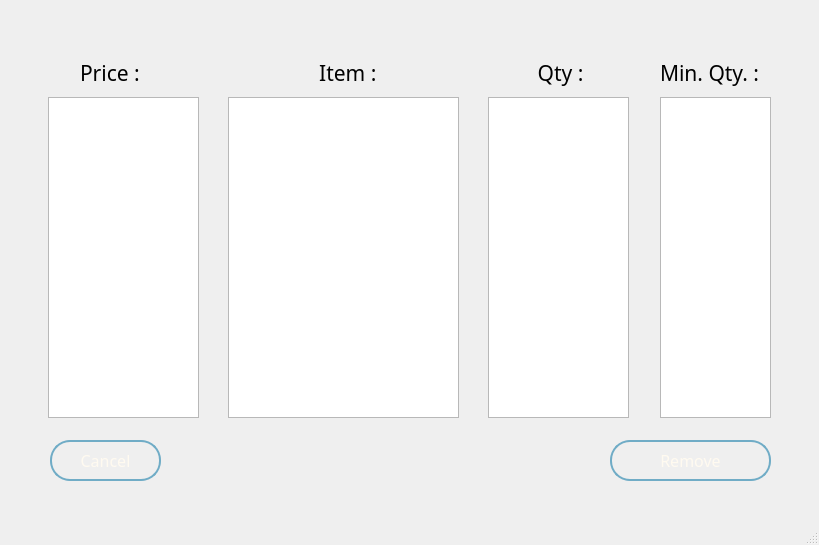
This is curr_inven.ui in Dharmraj06/woc7.0-python-gui-restaurant-management as Qt 5 draws it before an edit. The edited form follows.
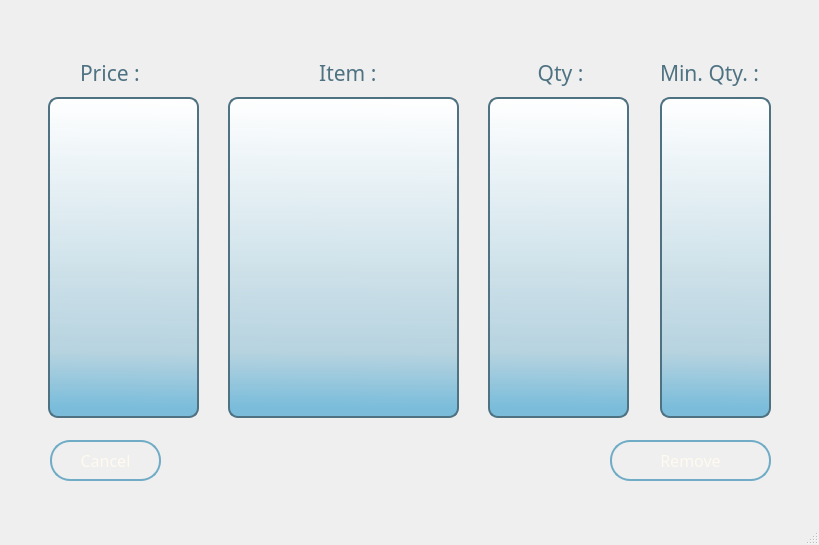
This is the edited form. Icons and pictures are not drawn.

Patch:
```diff
--- a/curr_inven.ui
+++ b/curr_inven.ui
@@ -27,6 +27,20 @@
       <height>321</height>
      </rect>
     </property>
+    <property name="font">
+     <font>
+      <family>Segoe UI Variable Small Light</family>
+      <pointsize>10</pointsize>
+     </font>
+    </property>
+    <property name="styleSheet">
+     <string notr="true">QListView {
+    background-color: qlineargradient(spread:pad, x1:0.537, y1:0.971591, x2:0.542, y2:0, stop:0 rgba(114, 185, 217, 239), stop:0.178947 rgba(180, 210, 223, 243), stop:1 rgba(255, 255, 255, 255));
+    border: 2px solid rgb(78, 114, 130);
+    border-radius: 10px;
+}
+</string>
+    </property>
    </widget>
    <widget class="QListView" name="qty_list">
     <property name="geometry">
@@ -37,6 +51,20 @@
       <height>321</height>
      </rect>
     </property>
+    <property name="font">
+     <font>
+      <family>Segoe UI Variable Small Light</family>
+      <pointsize>10</pointsize>
+     </font>
+    </property>
+    <property name="styleSheet">
+     <string notr="true">QListView {
+    background-color: qlineargradient(spread:pad, x1:0.537, y1:0.971591, x2:0.542, y2:0, stop:0 rgba(114, 185, 217, 239), stop:0.178947 rgba(180, 210, 223, 243), stop:1 rgba(255, 255, 255, 255));
+    border: 2px solid rgb(78, 114, 130);
+    border-radius: 10px;
+}
+</string>
+    </property>
    </widget>
    <widget class="QListView" name="item_list">
     <property name="geometry">
@@ -47,6 +75,20 @@
       <height>321</height>
      </rect>
     </property>
+    <property name="font">
+     <font>
+      <family>Segoe UI Variable Small Light</family>
+      <pointsize>10</pointsize>
+     </font>
+    </property>
+    <property name="styleSheet">
+     <string notr="true">QListView {
+    background-color: qlineargradient(spread:pad, x1:0.537, y1:0.971591, x2:0.542, y2:0, stop:0 rgba(114, 185, 217, 239), stop:0.178947 rgba(180, 210, 223, 243), stop:1 rgba(255, 255, 255, 255));
+    border: 2px solid rgb(78, 114, 130);
+    border-radius: 10px;
+}
+</string>
+    </property>
    </widget>
    <widget class="QListView" name="m_qty_list">
     <property name="geometry">
@@ -57,6 +99,20 @@
       <height>321</height>
      </rect>
     </property>
+    <property name="font">
+     <font>
+      <family>Segoe UI Variable Small Light</family>
+      <pointsize>10</pointsize>
+     </font>
+    </property>
+    <property name="styleSheet">
+     <string notr="true">QListView {
+    background-color: qlineargradient(spread:pad, x1:0.537, y1:0.971591, x2:0.542, y2:0, stop:0 rgba(114, 185, 217, 239), stop:0.178947 rgba(180, 210, 223, 243), stop:1 rgba(255, 255, 255, 255));
+    border: 2px solid rgb(78, 114, 130);
+    border-radius: 10px;
+}
+</string>
+    </property>
    </widget>
    <widget class="QLabel" name="price_label">
     <property name="geometry">
@@ -73,6 +129,12 @@
       <pointsize>16</pointsize>
      </font>
     </property>
+    <property name="styleSheet">
+     <string notr="true">QLabel {
+    color:rgb(78, 114, 130);
+}
+</string>
+    </property>
     <property name="text">
      <string>Price : </string>
     </property>
@@ -92,6 +154,12 @@
       <pointsize>16</pointsize>
      </font>
     </property>
+    <property name="styleSheet">
+     <string notr="true">QLabel {
+    color:rgb(78, 114, 130);
+}
+</string>
+    </property>
     <property name="text">
      <string>Item : </string>
     </property>
@@ -114,6 +182,12 @@
       <pointsize>16</pointsize>
      </font>
     </property>
+    <property name="styleSheet">
+     <string notr="true">QLabel {
+    color:rgb(78, 114, 130);
+}
+</string>
+    </property>
     <property name="text">
      <string>Qty :</string>
     </property>
@@ -136,6 +210,12 @@
       <pointsize>16</pointsize>
      </font>
     </property>
+    <property name="styleSheet">
+     <string notr="true">QLabel {
+    color:rgb(78, 114, 130);
+}
+</string>
+    </property>
     <property name="text">
      <string>Min. Qty. :</string>
     </property>
```
